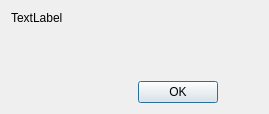
woterm/woterm, file woterm/woterm/qwoaboutdialog.ui: the form before one commit.
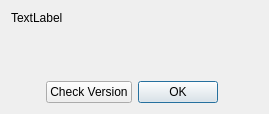
The form after the commit.

Diff of the .ui file:
```diff
--- a/woterm/woterm/qwoaboutdialog.ui
+++ b/woterm/woterm/qwoaboutdialog.ui
@@ -58,6 +58,13 @@
        </property>
       </spacer>
      </item>
+     <item>
+      <widget class="QPushButton" name="btnVersion">
+       <property name="text">
+        <string>Check Version</string>
+       </property>
+      </widget>
+     </item>
      <item>
       <widget class="QDialogButtonBox" name="buttonBox">
        <property name="orientation">
```
